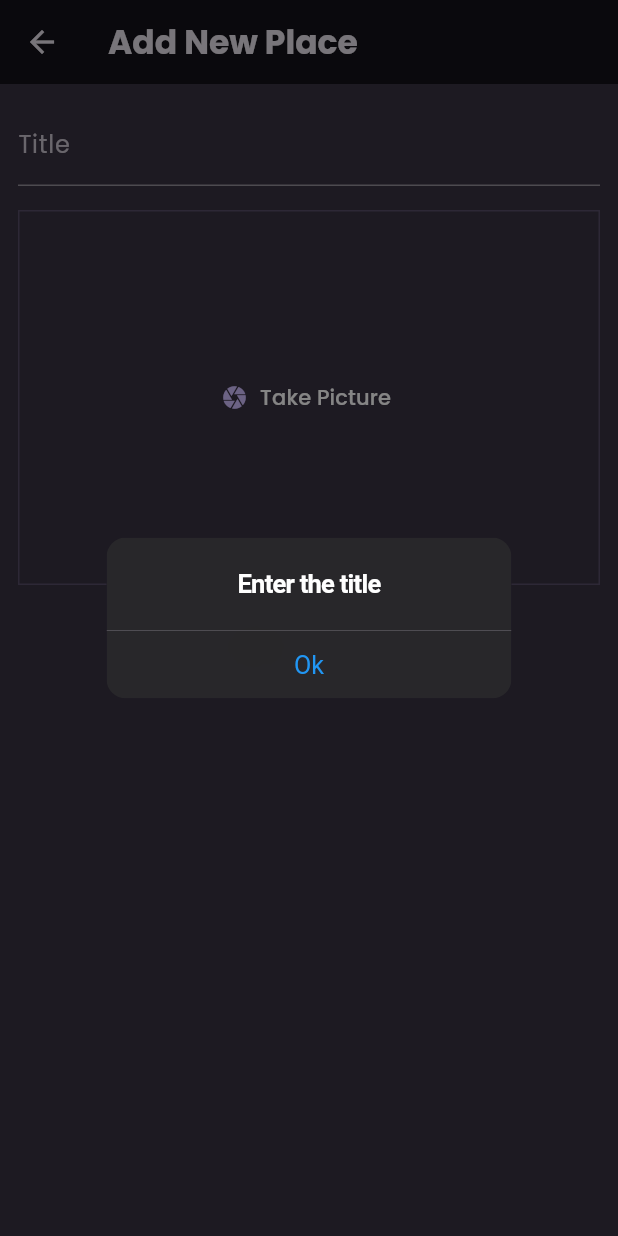
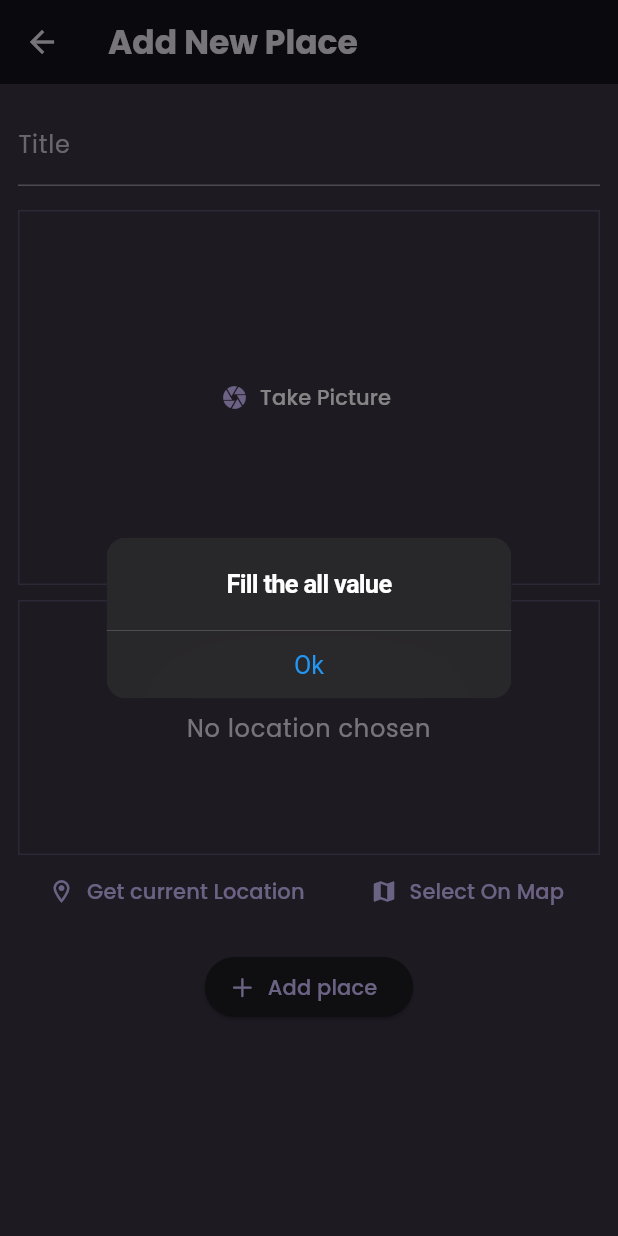
Before and after one commit to Bhavikgadher/Favorite-Places, a Flutter app: the AddPlaceScreen screen opened directly, after a tap on "Add place", on a phone screen of 412 x 824 dp. Run offline on Flutter 3.47's test engine with Material 3 defaults, Android fonts, the phone set to English and light mode, and no system bars; our stand-ins replace flutter_riverpod, google_fonts, google_maps_flutter, image_picker, location.

Commit message:
add google map features

```diff
--- a/lib/models/place.dart
+++ b/lib/models/place.dart
@@ -5,9 +5,26 @@ import 'package:uuid/uuid.dart';
 final uuid = Uuid();
 
 class Place {
-  Place({required this.title, required this.image}) : id = uuid.v4();
+  Place({
+    required this.title,
+    required this.image,
+    required this.location,
+  }) : id = uuid.v4();
 
   final String id;
   final String title;
   final File image;
+  final PlaceLocation location;
 }
+
+class PlaceLocation {
+  const PlaceLocation({
+    required this.latitude,
+    required this.longitude,
+    required this.address,
+  });
+
+  final double latitude;
+  final double longitude;
+  final String address;
+}
--- a/lib/providers/user_places.dart
+++ b/lib/providers/user_places.dart
@@ -6,8 +6,8 @@ import 'package:flutter_riverpod/flutter_riverpod.dart';
 class UserPlacesNotifier extends StateNotifier<List<Place>> {
   UserPlacesNotifier() : super(const []);
 
-  void addPlace(String title, File image) {
-    final newPlace = Place(title: title, image: image);
+  void addPlace(String title, File image, PlaceLocation location) {
+    final newPlace = Place(title: title, image: image, location: location);
     state = [newPlace, ...state];
   }
 }
--- a/lib/screens/add_place.dart
+++ b/lib/screens/add_place.dart
@@ -1,7 +1,9 @@
 import 'dart:io';
 
+import 'package:favorite_places/models/place.dart';
 import 'package:favorite_places/providers/user_places.dart';
 import 'package:favorite_places/widgets/image_input.dart';
+import 'package:favorite_places/widgets/location_input.dart';
 import 'package:flutter/cupertino.dart';
 import 'package:flutter/material.dart';
 import 'package:flutter_riverpod/flutter_riverpod.dart';
@@ -16,15 +18,18 @@ class AddPlaceScreen extends ConsumerStatefulWidget {
 class _AddPlaceState extends ConsumerState<AddPlaceScreen> {
   final _titleController = TextEditingController();
   File? _selectedImage;
+  PlaceLocation? _selectedLocation;
 
   void _savePlace() {
     final enteredTitle = _titleController.text;
-    if (enteredTitle.isEmpty || _selectedImage == null) {
+    if (enteredTitle.isEmpty ||
+        _selectedImage == null ||
+        _selectedLocation == null) {
       showCupertinoDialog(
         context: context,
         builder: (ctx) => CupertinoAlertDialog(
           title: const Text(
-            'Enter the title',
+            'Fill the all value',
             style: TextStyle(color: Colors.white),
           ),
           actions: [
@@ -40,7 +45,9 @@ class _AddPlaceState extends ConsumerState<AddPlaceScreen> {
       );
       return;
     }
-    ref.read(userPlaceProvider.notifier).addPlace(enteredTitle, _selectedImage!);
+    ref
+        .read(userPlaceProvider.notifier)
+        .addPlace(enteredTitle, _selectedImage!, _selectedLocation!);
     Navigator.of(context).pop();
   }
 
@@ -74,6 +81,12 @@ class _AddPlaceState extends ConsumerState<AddPlaceScreen> {
                 _selectedImage = image;
               },
             ),
+            const SizedBox(height: 10),
+            LocationInput(
+              onSelected: (location) {
+                _selectedLocation = location;
+              },
+            ),
             const SizedBox(height: 16),
             ElevatedButton.icon(
               onPressed: _savePlace,
--- /dev/null
+++ b/lib/widgets/location_input.dart
@@ -0,0 +1,163 @@
+import 'dart:convert';
+
+import 'package:favorite_places/screens/map.dart';
+import 'package:flutter/material.dart';
+import 'package:google_maps_flutter/google_maps_flutter.dart';
+import 'package:http/http.dart' as http;
+import 'package:location/location.dart';
+
+import '../models/place.dart';
+
+class LocationInput extends StatefulWidget {
+  const LocationInput({super.key, required this.onSelected});
+
+  final void Function(PlaceLocation location) onSelected;
+
+  @override
+  State<LocationInput> createState() => _LocationInputState();
+}
+
+class _LocationInputState extends State<LocationInput> {
+  PlaceLocation? _pickedLocation;
+  var _isGettingLocation = false;
+
+  String get locationImage {
+    if (_pickedLocation == null) {
+      return '';
+    }
+    final lat = _pickedLocation!.latitude;
+    final lng = _pickedLocation!.longitude;
+    return 'https://maps.googleapis.com/maps/api/staticmap?center$lat,$lng&zoom=13&size=600x300&maptype=roadmap&markers=color:blue%7Clabel:S%7C40.702147,-74.015794&markers=color:green%7Clabel:A%7C40.711614,-74.012318&markers=color:red%7Clabel:A%7C$lat,$lng&key=YOUR_API_KEY';
+  }
+
+  Future<void> _savePlace(double latitude, double longitude) async {
+    final url = Uri.parse(
+        'https://maps.googleapis.com/maps/api/geocode/json?latlng=$latitude,$longitude&key=YOUR_API_KEY');
+    final response = await http.get(url);
+    final resData = json.decode(response.body);
+    final address = resData['results'][0]['formatted_address'];
+
+    setState(() {
+      _pickedLocation = PlaceLocation(
+        latitude: latitude,
+        longitude: longitude,
+        address: address,
+      );
+      _isGettingLocation = false;
+    });
+    widget.onSelected(_pickedLocation!);
+  }
+
+  Future<void> _getCurrentLocation() async {
+    Location location = new Location();
+
+    bool serviceEnabled;
+    PermissionStatus permissionGranted;
+    LocationData locationData;
+
+    serviceEnabled = await location.serviceEnabled();
+    if (!serviceEnabled) {
+      serviceEnabled = await location.requestService();
+      if (!serviceEnabled) {
+        return;
+      }
+    }
+
+    permissionGranted = await location.hasPermission();
+    if (permissionGranted == PermissionStatus.denied) {
+      permissionGranted = await location.requestPermission();
+      if (permissionGranted != PermissionStatus.granted) {
+        return;
+      }
+    }
+
+    setState(() {
+      _isGettingLocation = true;
+    });
+
+    locationData = await location.getLocation();
+
+    final lat = locationData.latitude;
+    final lng = locationData.longitude;
+
+    if (lat == null || lng == null) {
+      return;
+    }
+    _savePlace(lat, lng);
+  }
+
+  @override
+  Widget build(BuildContext context) {
+    Widget previewContent = Text(
+      'No location chosen',
+      style: Theme.of(context)
+          .textTheme
+          .bodyLarge!
+          .copyWith(color: Theme.of(context).colorScheme.onBackground),
+    );
+
+    if (_pickedLocation != null) {
+      previewContent = Image.network(
+        locationImage,
+        fit: BoxFit.cover,
+        width: double.infinity,
+        height: double.infinity,
+      );
+    }
+
+    if (_isGettingLocation) {
+      previewContent = const CircularProgressIndicator();
+    }
+
+    return Column(
+      children: [
+        Container(
+          height: 170,
+          width: double.infinity,
+          alignment: Alignment.center,
+          decoration: BoxDecoration(
+            border: Border.all(
+              width: 1,
+              color: Theme.of(context).colorScheme.primary.withOpacity(0.2),
+            ),
+          ),
+          child: Text(
+            'No location chosen',
+            textAlign: TextAlign.center,
+            style: Theme.of(context).textTheme.bodyLarge!.copyWith(
+                  color: Theme.of(context).colorScheme.onBackground,
+                ),
+          ),
+        ),
+        Row(
+          mainAxisAlignment: MainAxisAlignment.spaceEvenly,
+          children: [
+            TextButton.icon(
+              onPressed: _getCurrentLocation,
+              label: const Text('Get current Location'),
+              icon: const Icon(Icons.location_on_outlined),
+            ),
+            const SizedBox(height: 16),
+            TextButton.icon(
+              onPressed: _selectOnMap,
+              label: const Text('Select On Map'),
+              icon: const Icon(Icons.map),
+            )
+          ],
+        )
+      ],
+    );
+  }
+
+  void _selectOnMap() async {
+    final pickedLocation =
+        await Navigator.of(context).push<LatLng>(MaterialPageRoute(
+      builder: (ctx) => const MapScreen(),
+    ));
+
+    if (pickedLocation == null) {
+      return;
+    }
+    _savePlace(pickedLocation.latitude, pickedLocation.longitude);
+  }
+}
--- a/pubspec.yaml
+++ b/pubspec.yaml
@@ -39,6 +39,9 @@ dependencies:
   uuid: ^4.5.1
   flutter_riverpod: ^2.6.1
   image_picker: ^1.1.2
+  location: ^8.0.0
+  http: ^1.3.0
+  google_maps_flutter: ^2.12.1
 
 dev_dependencies:
   flutter_test:
```
Also changed, not shown: lib/screens/map.dart (added, +74 -0 lines), lib/screens/place_detail.dart (+55 -1 lines), lib/widgets/places_list.dart (+7 -0 lines), pubspec.lock, 133 other files.
